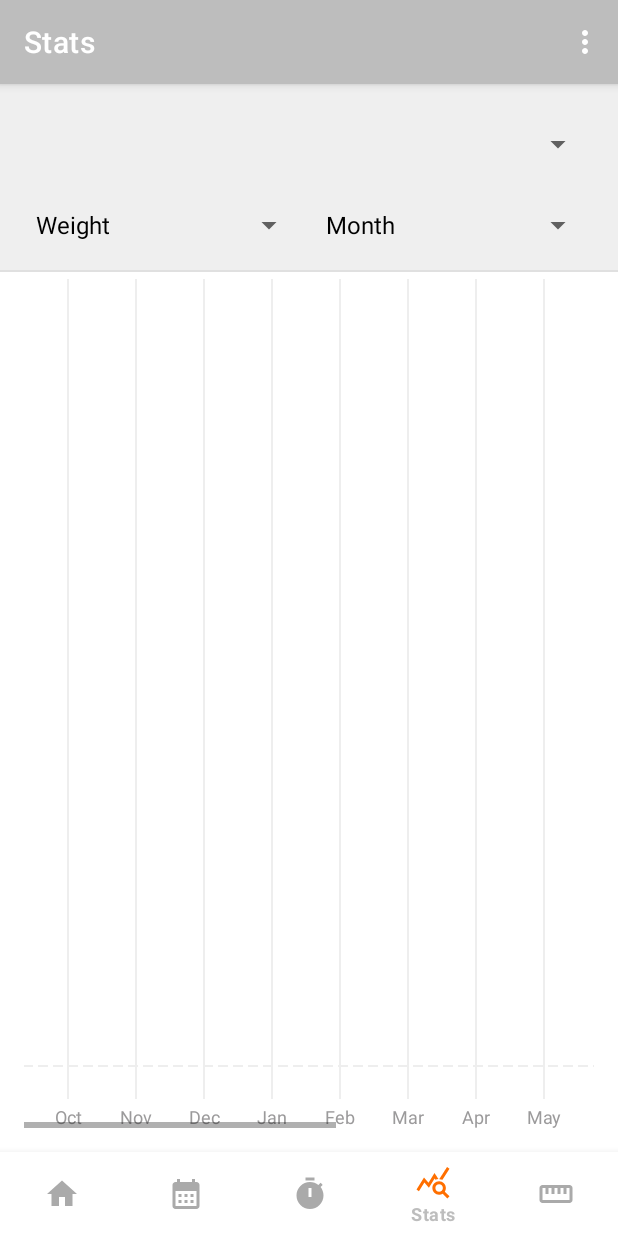
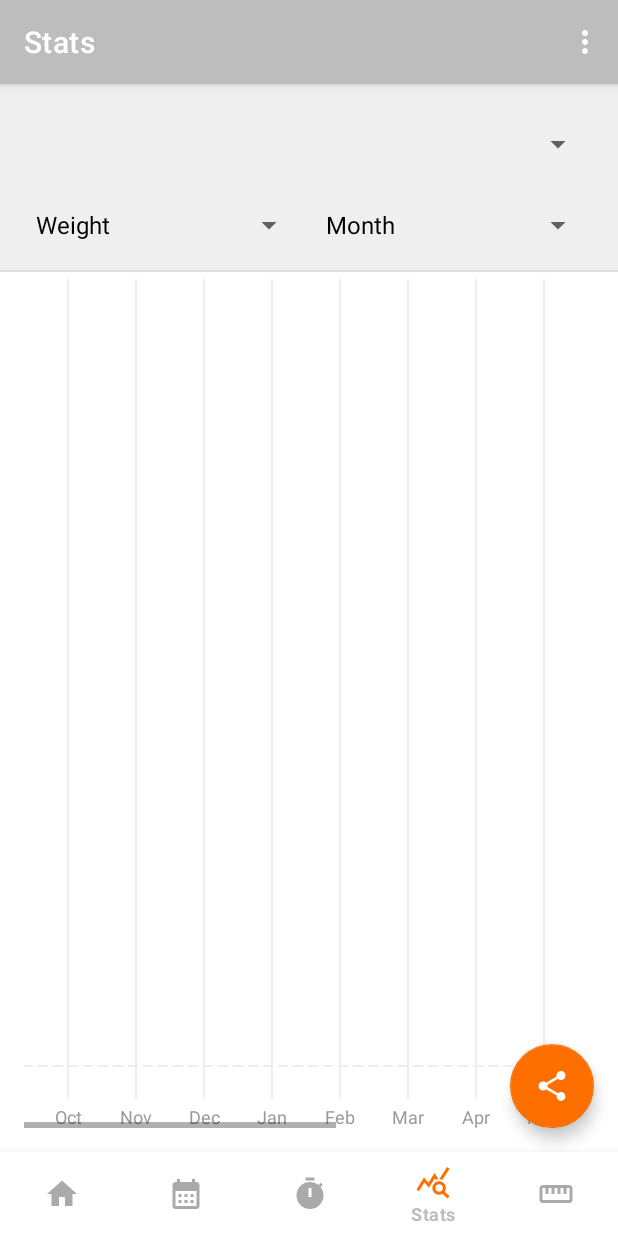
Before and after one commit to e-renault/DiaryFit, an Android app: the StatsFragment screen opened through its navigation route, on a phone screen of 412 x 824 dp. Run offline under Robolectric (Android 15) with nearby library versions, the phone set to English and light mode, and no system bars; our stand-ins replace Firebase (no records; nobody signed in at launch, a user with empty details on screens opened directly), navigation-ui; 4 statements that could not run were skipped.

Commit message:
Stats + minor fix

```diff
--- a/app/src/main/java/ca/uqac/diaryfit/ui/tabs/CalendarFragment.kt
+++ b/app/src/main/java/ca/uqac/diaryfit/ui/tabs/CalendarFragment.kt
@@ -51,7 +51,7 @@
                 selectedSessionList.add(new)
                 recyclerView.adapter?.notifyDataSetChanged()
                 UserDB.addSession(MainActivity.profil, selectedDate.toString(), new)
-                updateDB()
+                //updateDB()
             }
 
             if (edit != null) {
--- /dev/null
+++ b/app/src/main/res/drawable/ic_baseline_share_24.xml
@@ -0,0 +1,5 @@
+<vector android:height="24dp" android:tint="#000000"
+    android:viewportHeight="24" android:viewportWidth="24"
+    android:width="24dp" xmlns:android="http://schemas.android.com/apk/res/android">
+    <path android:fillColor="@android:color/white" android:pathData="M18,16.08c-0.76,0 -1.44,0.3 -1.96,0.77L8.91,12.7c0.05,-0.23 0.09,-0.46 0.09,-0.7s-0.04,-0.47 -0.09,-0.7l7.05,-4.11c0.54,0.5 1.25,0.81 2.04,0.81 1.66,0 3,-1.34 3,-3s-1.34,-3 -3,-3 -3,1.34 -3,3c0,0.24 0.04,0.47 0.09,0.7L8.04,9.81C7.5,9.31 6.79,9 6,9c-1.66,0 -3,1.34 -3,3s1.34,3 3,3c0.79,0 1.5,-0.31 2.04,-0.81l7.12,4.16c-0.05,0.21 -0.08,0.43 -0.08,0.65 0,1.61 1.31,2.92 2.92,2.92 1.61,0 2.92,-1.31 2.92,-2.92s-1.31,-2.92 -2.92,-2.92z"/>
+</vector>
--- a/app/src/main/res/layout/fragment_stats.xml
+++ b/app/src/main/res/layout/fragment_stats.xml
@@ -82,4 +82,17 @@
             android:layout_height="match_parent" />
     </HorizontalScrollView>
 
+    <com.google.android.material.floatingactionbutton.FloatingActionButton
+        android:id="@+id/stats_share_fab"
+        style="@style/FloatingActionButton"
+        android:layout_width="wrap_content"
+        android:layout_height="wrap_content"
+        android:layout_marginEnd="@dimen/activity_normal_margin"
+        android:layout_marginBottom="@dimen/activity_normal_margin"
+        android:src="@drawable/ic_baseline_share_24"
+        app:layout_constraintBottom_toBottomOf="parent"
+        app:layout_constraintEnd_toEndOf="parent">
+
+    </com.google.android.material.floatingactionbutton.FloatingActionButton>
+
 </androidx.constraintlayout.widget.ConstraintLayout>
```
